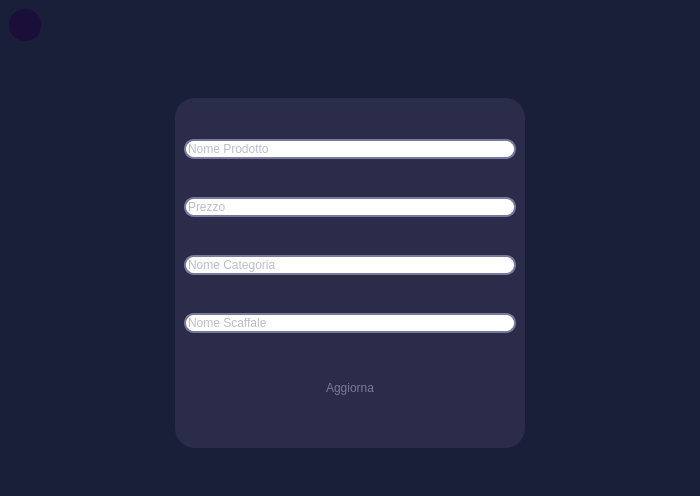
LeonUrsu/NegozioDellUsato-ExamIS, file UsatoBeatoPython/MVC/View/AmministratoreViews/aggiornaProdottoView.ui: the form before one commit.
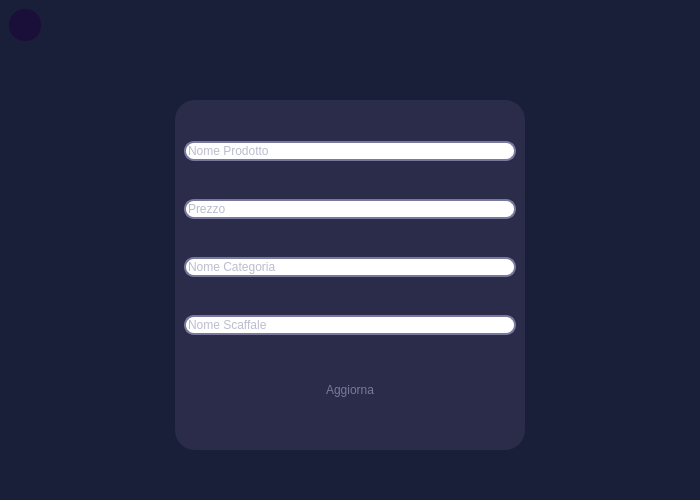
The form after the commit. Icons and pictures are not drawn.

```diff
--- a/UsatoBeatoPython/MVC/View/AmministratoreViews/aggiornaProdottoView.ui
+++ b/UsatoBeatoPython/MVC/View/AmministratoreViews/aggiornaProdottoView.ui
@@ -7,7 +7,7 @@
     <x>0</x>
     <y>0</y>
     <width>700</width>
-    <height>496</height>
+    <height>500</height>
    </rect>
   </property>
   <property name="windowTitle">
```
